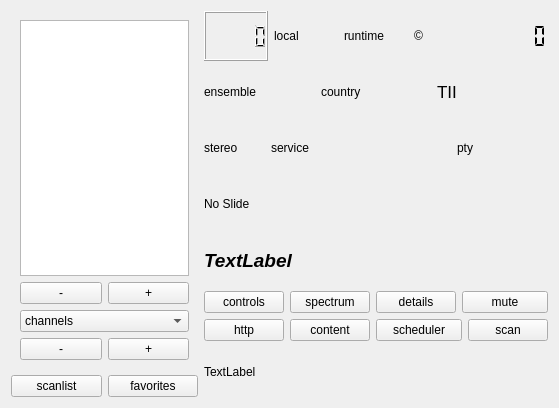
JvanKatwijk/qt-dab, file qt-dab-s6/forms-v6/dabradio-6.ui: the form before one commit.
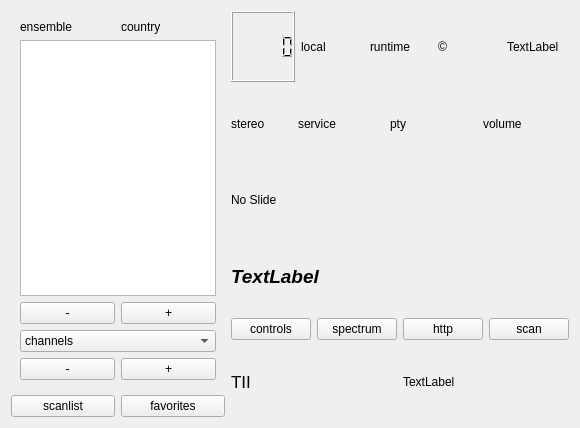
The form after the commit. Custom widgets are drawn as their Qt base class.

Commit message: modified scan control

The edit to the form file:
```diff
--- a/qt-dab-s6/forms-v6/dabradio-6.ui
+++ b/qt-dab-s6/forms-v6/dabradio-6.ui
@@ -6,8 +6,8 @@
    <rect>
     <x>0</x>
     <y>0</y>
-    <width>559</width>
-    <height>408</height>
+    <width>580</width>
+    <height>428</height>
    </rect>
   </property>
   <property name="sizePolicy">
@@ -31,6 +31,24 @@
         </sizepolicy>
        </property>
        <layout class="QVBoxLayout" name="verticalLayout_3">
+        <item>
+         <layout class="QHBoxLayout" name="horizontalLayout">
+          <item>
+           <widget class="clickablelabel" name="ensembleId">
+            <property name="text">
+             <string>ensemble</string>
+            </property>
+           </widget>
+          </item>
+          <item>
+           <widget class="QLabel" name="transmitter_country">
+            <property name="text">
+             <string>country</string>
+            </property>
+           </widget>
+          </item>
+         </layout>
+        </item>
         <item>
          <widget class="smallQListView" name="ensembleDisplay">
           <property name="sizePolicy">
@@ -162,60 +180,16 @@
         </widget>
        </item>
        <item>
-        <widget class="QLabel" name="copyrightLabel">
+        <widget class="clickablelabel" name="aboutLabel">
          <property name="text">
           <string>©</string>
          </property>
         </widget>
        </item>
        <item>
-        <widget class="QLCDNumber" name="cpuMonitor">
-         <property name="font">
-          <font>
-           <pointsize>10</pointsize>
-          </font>
-         </property>
-         <property name="toolTip">
-          <string>&lt;html&gt;&lt;head/&gt;&lt;body&gt;&lt;p&gt;cpuLoad. The number gives an estimate of the overall load of the CPU of the machine you are working on. So, it only gives an idea of the load caused by Qt-DAB if no other (large) programs are active.&lt;/p&gt;&lt;/body&gt;&lt;/html&gt;</string>
-         </property>
-         <property name="frameShape">
-          <enum>QFrame::NoFrame</enum>
-         </property>
-         <property name="frameShadow">
-          <enum>QFrame::Plain</enum>
-         </property>
-         <property name="segmentStyle">
-          <enum>QLCDNumber::Flat</enum>
-         </property>
-        </widget>
-       </item>
-      </layout>
-     </item>
-     <item>
-      <layout class="QHBoxLayout" name="horizontalLayout">
-       <item>
-        <widget class="QLabel" name="ensembleId">
+        <widget class="QLabel" name="snrLabel">
          <property name="text">
-          <string>ensemble</string>
-         </property>
-        </widget>
-       </item>
-       <item>
-        <widget class="QLabel" name="transmitter_country">
-         <property name="text">
-          <string>country</string>
-         </property>
-        </widget>
-       </item>
-       <item>
-        <widget class="QLabel" name="transmitter_coordinates">
-         <property name="font">
-          <font>
-           <pointsize>13</pointsize>
-          </font>
-         </property>
-         <property name="text">
-          <string>TII</string>
+          <string>TextLabel</string>
          </property>
         </widget>
        </item>
@@ -256,6 +230,13 @@
          </property>
         </widget>
        </item>
+       <item>
+        <widget class="clickablelabel" name="soundLabel">
+         <property name="text">
+          <string>volume</string>
+         </property>
+        </widget>
+       </item>
       </layout>
      </item>
      <item>
@@ -282,7 +263,27 @@
      </item>
      <item>
       <layout class="QGridLayout" name="gridLayout">
-       <item row="0" column="0">
+       <item row="4" column="2">
+        <widget class="smallPushButton" name="httpButton">
+         <property name="toolTip">
+          <string>&lt;html&gt;&lt;head/&gt;&lt;body&gt;&lt;p&gt;Start (or stop) a simple webserver for showing a map on which the locations of the transmitters found are shown&lt;/p&gt;&lt;/body&gt;&lt;/html&gt;</string>
+         </property>
+         <property name="text">
+          <string>http</string>
+         </property>
+        </widget>
+       </item>
+       <item row="4" column="5">
+        <widget class="smallPushButton" name="scanButton">
+         <property name="toolTip">
+          <string>&lt;html&gt;&lt;head/&gt;&lt;body&gt;&lt;p&gt;Show or hide the scanmonitor. Scan control is completely moved to the scanmonitor&lt;/p&gt;&lt;/body&gt;&lt;/html&gt;</string>
+         </property>
+         <property name="text">
+          <string>scan</string>
+         </property>
+        </widget>
+       </item>
+       <item row="4" column="0">
         <widget class="smallPushButton" name="configButton">
          <property name="toolTip">
           <string>&lt;html&gt;&lt;head/&gt;&lt;body&gt;&lt;p&gt;Hide or  show the configuration-control widget&lt;/p&gt;&lt;/body&gt;&lt;/html&gt;</string>
@@ -292,7 +293,7 @@
          </property>
         </widget>
        </item>
-       <item row="0" column="1">
+       <item row="4" column="1">
         <widget class="smallPushButton" name="spectrumButton">
          <property name="toolTip">
           <string>&lt;html&gt;&lt;head/&gt;&lt;body&gt;&lt;p&gt;Touch this button to show or hide the so-called spectrum widget, a widget with a number of displays showing the incoming signal.&lt;/p&gt;&lt;/body&gt;&lt;/html&gt;</string>
@@ -302,70 +303,22 @@
          </property>
         </widget>
        </item>
-       <item row="0" column="2">
-        <widget class="smallPushButton" name="detailButton">
-         <property name="toolTip">
-          <string>&lt;html&gt;&lt;head/&gt;&lt;body&gt;&lt;p&gt;Show or hide a widget showing details of the currently selected service&lt;/p&gt;&lt;/body&gt;&lt;/html&gt;</string>
-         </property>
-         <property name="text">
-          <string>details</string>
-         </property>
-        </widget>
-       </item>
-       <item row="0" column="3" colspan="2">
-        <widget class="smallPushButton" name="muteButton">
-         <property name="toolTip">
-          <string>&lt;html&gt;&lt;head/&gt;&lt;body&gt;&lt;p&gt;Touch this button to mute - or unmute - the audio. The duration of muting is displayed. Duration can be set in the configuration and control widget.&lt;/p&gt;&lt;/body&gt;&lt;/html&gt;</string>
-         </property>
-         <property name="text">
-          <string>mute</string>
-         </property>
-        </widget>
-       </item>
-       <item row="1" column="0">
-        <widget class="smallPushButton" name="httpButton">
-         <property name="toolTip">
-          <string>&lt;html&gt;&lt;head/&gt;&lt;body&gt;&lt;p&gt;Start (or stop) a simple webserver for showing a map on which the locations of the transmitters found are shown&lt;/p&gt;&lt;/body&gt;&lt;/html&gt;</string>
-         </property>
-         <property name="text">
-          <string>http</string>
-         </property>
-        </widget>
-       </item>
-       <item row="1" column="1">
-        <widget class="smallPushButton" name="contentButton">
-         <property name="toolTip">
-          <string>&lt;html&gt;&lt;head/&gt;&lt;body&gt;&lt;p&gt;Touch this button to see what the content of the currently selected ensemble is.&lt;/p&gt;&lt;p&gt;Specification is pretty detailed and can be saved in a &amp;quot;.csv&amp;quot; file&lt;/p&gt;&lt;/body&gt;&lt;/html&gt;</string>
-         </property>
-         <property name="text">
-          <string>content</string>
-         </property>
-        </widget>
-       </item>
-       <item row="1" column="2" colspan="2">
-        <widget class="smallPushButton" name="scheduleButton">
-         <property name="toolTip">
-          <string>&lt;html&gt;&lt;head/&gt;&lt;body&gt;&lt;p&gt;Touch to add a command to the schedule list. Commands can be given for up to 7 days ahead.&lt;/p&gt;&lt;/body&gt;&lt;/html&gt;</string>
-         </property>
-         <property name="text">
-          <string>scheduler</string>
-         </property>
-        </widget>
-       </item>
-       <item row="1" column="4">
-        <widget class="smallPushButton" name="scanButton">
-         <property name="toolTip">
-          <string>&lt;html&gt;&lt;head/&gt;&lt;body&gt;&lt;p&gt;Start or stop a scan. The scanMode can be selected in the configuration-control widget&lt;/p&gt;&lt;/body&gt;&lt;/html&gt;</string>
-         </property>
-         <property name="text">
-          <string>scan</string>
-         </property>
-        </widget>
-       </item>
       </layout>
      </item>
      <item>
       <layout class="QHBoxLayout" name="horizontalLayout_5">
+       <item>
+        <widget class="QLabel" name="transmitter_coordinates">
+         <property name="font">
+          <font>
+           <pointsize>13</pointsize>
+          </font>
+         </property>
+         <property name="text">
+          <string>TII</string>
+         </property>
+        </widget>
+       </item>
        <item>
         <widget class="QLabel" name="distanceLabel">
          <property name="toolTip">
@@ -403,6 +356,11 @@
    <extends>QListView</extends>
    <header>smallqlistview.h</header>
   </customwidget>
+  <customwidget>
+   <class>clickablelabel</class>
+   <extends>QLabel</extends>
+   <header>clickable-label.h</header>
+  </customwidget>
  </customwidgets>
  <resources/>
  <connections/>
```
Left out of the diff: 2 changed lines with no effect on the pictures. The commit also changes 46 other files.
